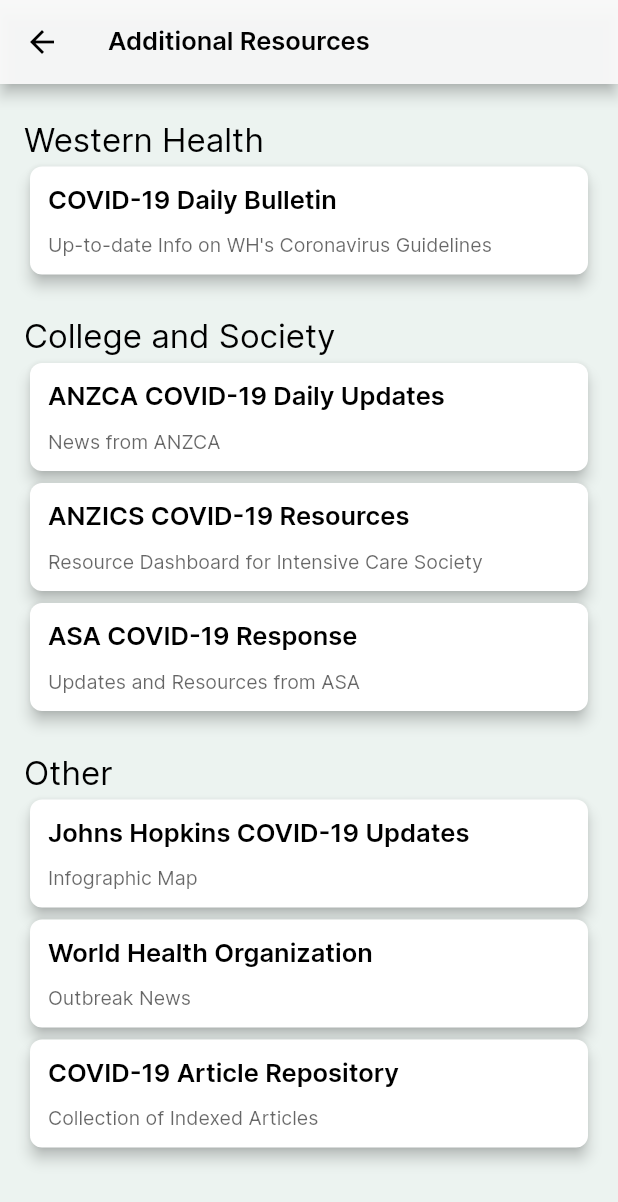
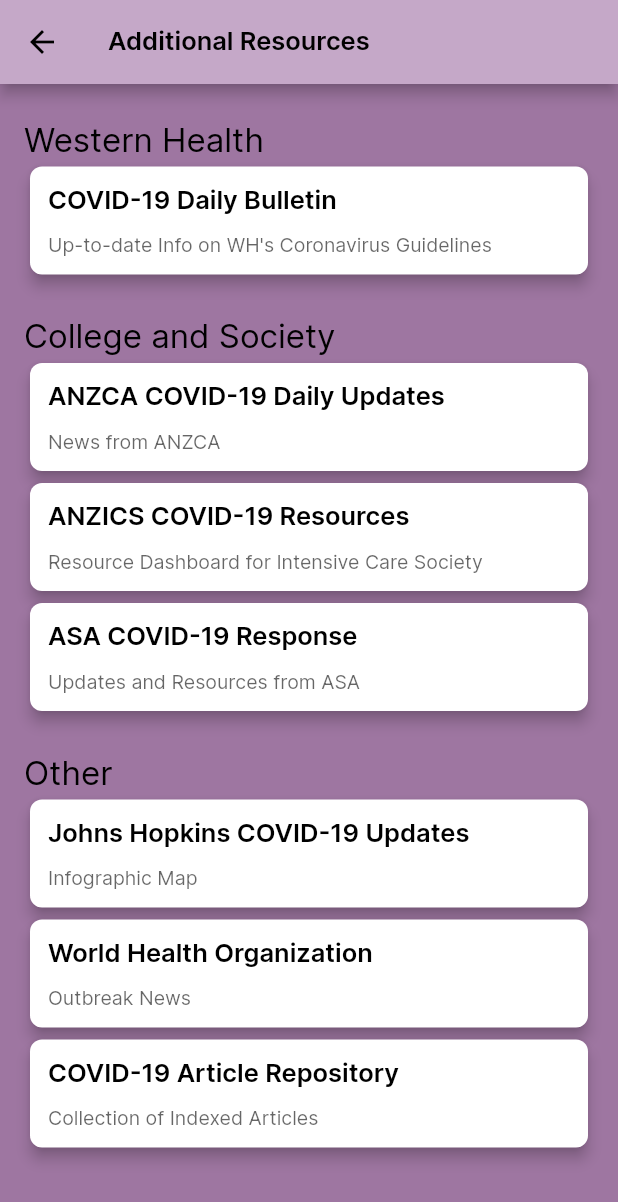
Before and after one commit to Western-Health-Covid19-Collaboration/wh_covid19_app, a Flutter app: the AdditionalResourcesView screen opened by its route, on a phone screen of 412 x 824 dp. Shown: the top 1202 px of the screen. Run offline on Flutter 3.47's test engine with Material 2 defaults, Android fonts, the phone set to English and light mode, and no system bars; our stand-ins replace chewie, device_info, firebase_analytics, flutter_svg, flutter_widget_from_html, package_info and 4 more; missing offline and left inert: matrix_gesture_detector; accounts and stored records are empty; statements that could not run were skipped.

Commit message:
Update Additional Resources color
Update RGB for purple500 to be consistent with Zeplin

```diff
--- a/lib/style.dart
+++ b/lib/style.dart
@@ -37,7 +37,7 @@
   static const Color blue800 = Color.fromRGBO(68, 94, 131, 1.0);
   static const Color blue900 = Color.fromRGBO(52, 50, 92, 1.0);
   static const Color purple50 = Color.fromRGBO(197, 168, 200, 1.0);
-  static const Color purple500 = Color.fromRGBO(139, 81, 144, 1.0);
+  static const Color purple500 = Color.fromRGBO(158, 118, 161, 1.0);
   static const Color purple600 = Color.fromRGBO(120, 72, 127, 1.0);
   static const Color purple800 = Color.fromRGBO(74, 50, 86, 1.0);
   static const Color purple900 = Color.fromRGBO(46, 37, 61, 1.0);
--- a/lib/view/additional_resources_view.dart
+++ b/lib/view/additional_resources_view.dart
@@ -45,12 +45,12 @@
   @override
   Widget build(BuildContext context) {
     return Scaffold(
-        backgroundColor: AppColors.appBackground,
+        backgroundColor: AppColors.backgroundPurple,
         appBar: AppBar(
           // Warning brightness interacts with SystemUiOverlayStyle
           // See system_bars.dart comments
           brightness: Brightness.light,
-          backgroundColor: AppColors.appBarBackground,
+          backgroundColor: AppColors.purple50,
           iconTheme: Styles.appBarIconTheme,
           title: const Text(
             Strings.additionalResourcesTitle,
```
